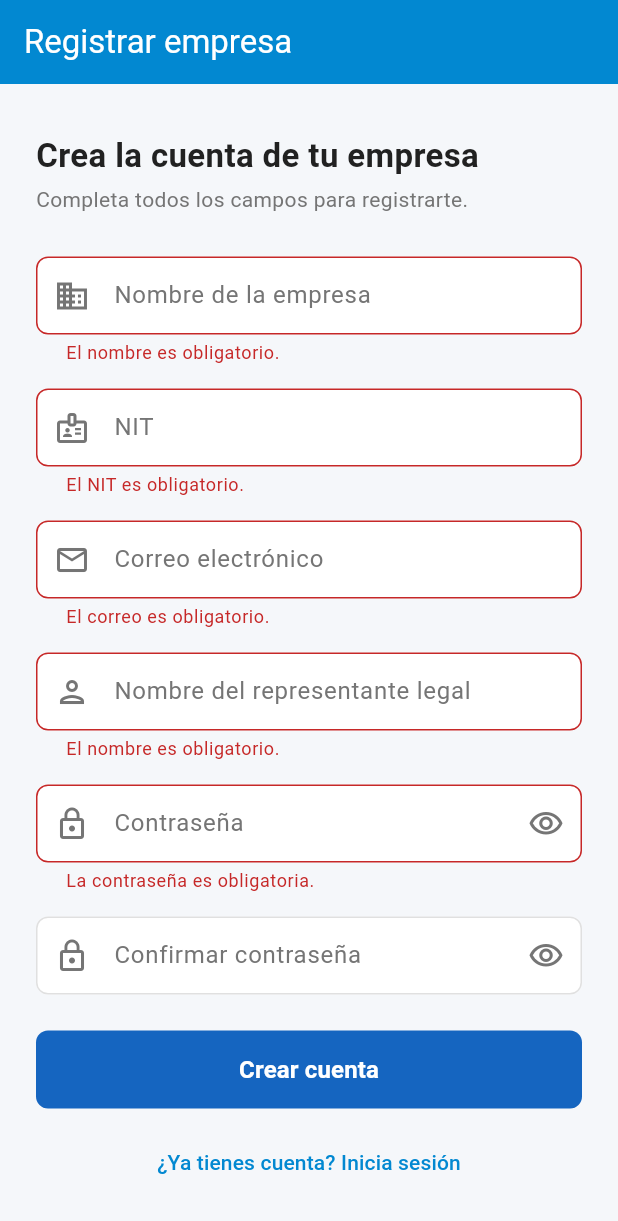
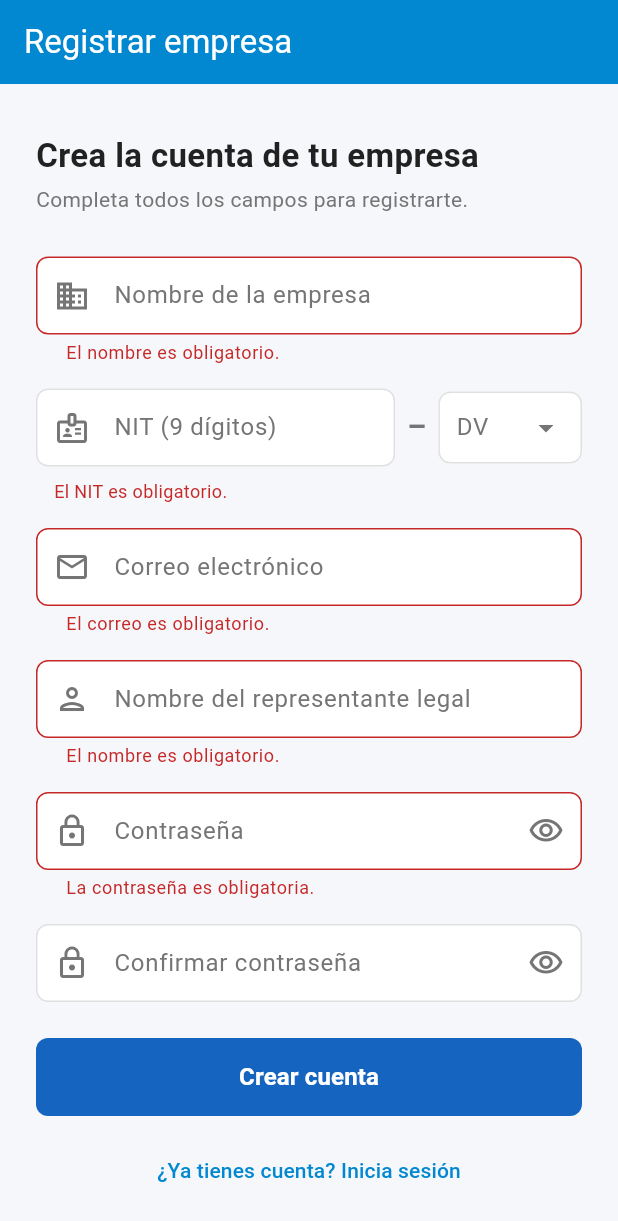
Before and after one commit to danielacastanomoreno/SafeDrive, a Flutter app: the CompanyRegisterPage screen opened by its route, after a tap on "Crear cuenta", on a phone screen of 412 x 824 dp. Shown: the top 1221 px of the screen. Run offline on Flutter 3.47's test engine with Material 3 defaults, Android fonts, the phone set to English and light mode, and no system bars; our stand-ins replace cloud_firestore, dartz, equatable, firebase_auth, firebase_core, firebase_storage and 4 more; accounts and stored records are empty.

Commit message:
Implement NitFieldWidget with dropdown and simplify NIT validation to allow any digit (0-9)

```diff
--- a/safe_drive_ai/lib/core/utils/nit_validator.dart
+++ b/safe_drive_ai/lib/core/utils/nit_validator.dart
@@ -14,7 +14,7 @@
 class NitValidator {
   NitValidator._();
 
-  static const List<int> _weights = [71, 67, 59, 53, 47, 43, 41, 37, 29];
+  static const List<int> _weights = [41, 37, 29, 23, 19, 17, 13, 7, 3];
 
   /// Devuelve `true` si el NIT cumple el formato y supera la validación DIAN.
   static bool isValid(String nit) => getError(nit) == null;
@@ -27,24 +27,7 @@ class NitValidator {
     // Verificar formato: 9 dígitos, guion, 1 dígito.
     final formatRegex = RegExp(r'^\d{9}-\d$');
     if (!formatRegex.hasMatch(trimmed)) {
-      return 'El NIT debe tener el formato XXXXXXXXX-Y (9 dígitos, guion, dígito de verificación).';
-    }
-
-    final parts = trimmed.split('-');
-    final digits = parts[0]; // los 9 dígitos
-    final declaredDv = int.parse(parts[1]);
-
-    // Calcular el dígito de verificación esperado.
-    int sum = 0;
-    for (int i = 0; i < 9; i++) {
-      sum += int.parse(digits[i]) * _weights[i];
-    }
-
-    final residuo = sum % 11;
-    final expectedDv = residuo >= 2 ? 11 - residuo : residuo;
-
-    if (declaredDv != expectedDv) {
-      return 'El dígito de verificación del NIT no es válido.';
+      return 'El NIT debe tener 9 dígitos y un dígito de verificación.';
     }
 
     return null;
--- a/safe_drive_ai/lib/features/auth/presentation/pages/company_register_page.dart
+++ b/safe_drive_ai/lib/features/auth/presentation/pages/company_register_page.dart
@@ -3,14 +3,13 @@ import 'package:flutter_bloc/flutter_bloc.dart';
 import 'package:go_router/go_router.dart';
 
 import '../../../../core/constants/app_colors.dart';
-import '../../../../core/utils/nit_input_formatter.dart';
-import '../../../../core/utils/nit_validator.dart';
 import '../../../../core/utils/validators.dart';
 import '../bloc/auth_bloc.dart';
 import '../bloc/auth_event.dart';
 import '../bloc/auth_state.dart';
 import '../widgets/auth_error_widget.dart';
 import '../widgets/auth_text_field_widget.dart';
+import '../widgets/nit_field_widget.dart';
 import '../widgets/password_field_widget.dart';
 import '../widgets/primary_button_widget.dart';
 
@@ -29,7 +28,7 @@ class CompanyRegisterPage extends StatefulWidget {
 class _CompanyRegisterPageState extends State<CompanyRegisterPage> {
   final _formKey = GlobalKey<FormState>();
   final _nameController = TextEditingController();
-  final _nitController = TextEditingController();
+  String? _nitValue;
   final _emailController = TextEditingController();
   final _representativeNameController = TextEditingController();
   final _passwordController = TextEditingController();
@@ -38,7 +37,6 @@ class _CompanyRegisterPageState extends State<CompanyRegisterPage> {
   @override
   void dispose() {
     _nameController.dispose();
-    _nitController.dispose();
     _emailController.dispose();
     _representativeNameController.dispose();
     _passwordController.dispose();
@@ -48,10 +46,12 @@ class _CompanyRegisterPageState extends State<CompanyRegisterPage> {
 
   void _submit() {
     if (!_formKey.currentState!.validate()) return;
+    if (_nitValue == null) return;
+
     context.read<AuthBloc>().add(
           AuthCompanyRegisterRequested(
             name: _nameController.text.trim(),
-            nit: _nitController.text.trim(),
+            nit: _nitValue!.trim(),
             email: _emailController.text.trim(),
             password: _passwordController.text,
             representativeName: _representativeNameController.text.trim(),
@@ -115,16 +115,9 @@ class _CompanyRegisterPageState extends State<CompanyRegisterPage> {
                     ),
                     const SizedBox(height: 16),
                     // 2. NIT
-                    AuthTextFieldWidget(
-                      label: 'NIT',
-                      hint: '900123456-1',
-                      controller: _nitController,
-                      validator: NitValidator.getError,
-                      keyboardType: TextInputType.number,
-                      textInputAction: TextInputAction.next,
-                      prefixIcon: Icons.badge_outlined,
+                    NitFieldWidget(
                       enabled: !isLoading,
-                      inputFormatters: [NitInputFormatter()],
+                      onChanged: (value) => setState(() => _nitValue = value),
                     ),
                     const SizedBox(height: 16),
                     // 3. Correo electrónico
--- a/safe_drive_ai/lib/features/auth/presentation/widgets/nit_field_widget.dart
+++ b/safe_drive_ai/lib/features/auth/presentation/widgets/nit_field_widget.dart
@@ -51,14 +51,6 @@ class _NitFieldWidgetState extends State<NitFieldWidget> {
   }
 
   void _onDigitsChanged() {
-    final digits = _digitsController.text;
-    if (digits.length == 9) {
-      // Auto-calcular el DV correcto
-      final calculatedDv = _calculateDv(digits);
-      if (_selectedDv != calculatedDv) {
-        setState(() => _selectedDv = calculatedDv);
-      }
-    }
     _notify();
   }
 
@@ -69,16 +61,6 @@ class _NitFieldWidgetState extends State<NitFieldWidget> {
     } else {
       widget.onChanged(null);
     }
-  }
-
-  int _calculateDv(String digits) {
-    const weights = [71, 67, 59, 53, 47, 43, 41, 37, 29];
-    int sum = 0;
-    for (int i = 0; i < 9; i++) {
-      sum += int.parse(digits[i]) * weights[i];
-    }
-    final residuo = sum % 11;
-    return residuo >= 2 ? 11 - residuo : residuo;
   }
 
   InputDecoration _decoration(String label, {Widget? suffix}) {
@@ -121,7 +103,7 @@ class _NitFieldWidgetState extends State<NitFieldWidget> {
           crossAxisAlignment: CrossAxisAlignment.start,
           children: [
             Row(
-              crossAxisAlignment: CrossAxisAlignment.start,
+              crossAxisAlignment: CrossAxisAlignment.center,
               children: [
                 // ── Campo de 9 dígitos ──────────────────────────────────
                 Expanded(
@@ -133,13 +115,16 @@ class _NitFieldWidgetState extends State<NitFieldWidget> {
                     maxLength: 9,
                     inputFormatters: [FilteringTextInputFormatter.digitsOnly],
                     style: const TextStyle(color: AppColors.textPrimary),
+                    onChanged: (val) {
+                      final currentNit = val.length == 9 && _selectedDv != null ? '$val-$_selectedDv' : null;
+                      field.didChange(currentNit);
+                    },
                     decoration: _decoration('NIT (9 dígitos)').copyWith(
                       counterText: '',
                       prefixIcon: const Icon(
                         Icons.badge_outlined,
                         color: AppColors.textSecondary,
                       ),
-                      errorText: field.errorText,
                       errorBorder: OutlineInputBorder(
                         borderRadius: BorderRadius.circular(_borderRadius),
                         borderSide: const BorderSide(color: AppColors.error),
@@ -152,26 +137,26 @@ class _NitFieldWidgetState extends State<NitFieldWidget> {
                     ),
                   ),
                 ),
-                const SizedBox(width: 8),
-                // ── Guion decorativo ────────────────────────────────────
-                Padding(
-                  padding: const EdgeInsets.only(top: 16),
+                const Padding(
+                  padding: EdgeInsets.symmetric(horizontal: 8),
                   child: Text(
                     '–',
                     style: TextStyle(
                       fontSize: 20,
                       color: AppColors.textSecondary,
-                      fontWeight: FontWeight.w300,
+                      fontWeight: FontWeight.bold,
                     ),
                   ),
                 ),
-                const SizedBox(width: 8),
                 // ── Dropdown DV ─────────────────────────────────────────
                 Expanded(
                   flex: 2,
                   child: DropdownButtonFormField<int>(
                     value: _selectedDv,
-                    decoration: _decoration('DV'),
+                    decoration: _decoration('DV').copyWith(
+                      contentPadding: const EdgeInsets.symmetric(horizontal: 8),
+                    ),
+                    icon: const Icon(Icons.arrow_drop_down, color: AppColors.textSecondary),
                     style: const TextStyle(
                       color: AppColors.textPrimary,
                       fontSize: 16,
@@ -188,12 +173,22 @@ class _NitFieldWidgetState extends State<NitFieldWidget> {
                         ? (value) {
                             setState(() => _selectedDv = value);
                             _notify();
+                            final val = _digitsController.text;
+                            field.didChange(val.length == 9 && value != null ? '$val-$value' : null);
                           }
                         : null,
                   ),
                 ),
               ],
             ),
+            if (field.hasError)
+              Padding(
+                padding: const EdgeInsets.only(top: 8, left: 12),
+                child: Text(
+                  field.errorText!,
+                  style: const TextStyle(color: AppColors.error, fontSize: 12),
+                ),
+              ),
           ],
         );
       },
```
